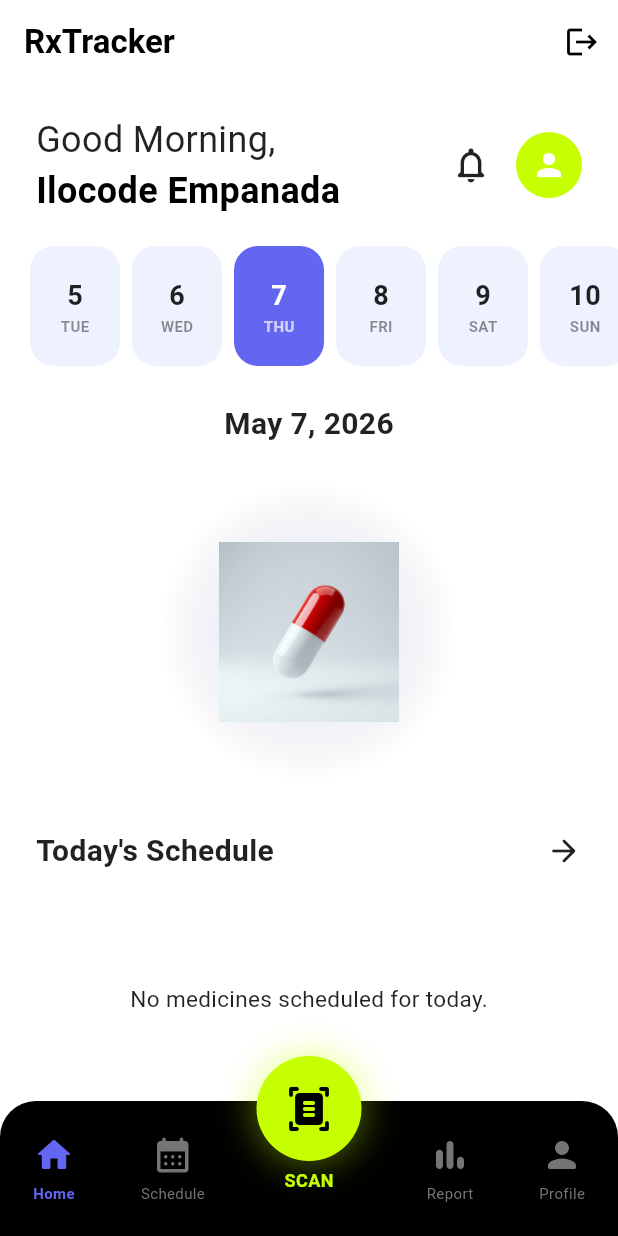
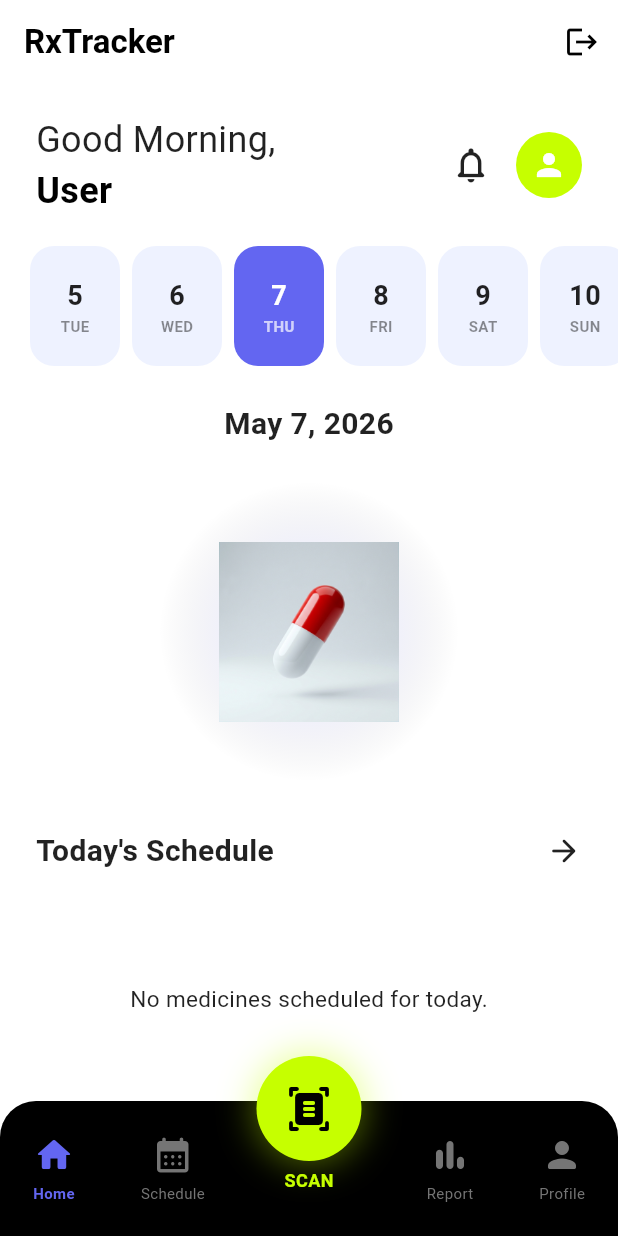
Before and after one commit to 0blk/IlocodeEmpanada_RxTracker, a Flutter app: the screen it shows once a user with an empty profile is signed in, after a tap on the "logout" icon, on a phone screen of 412 x 824 dp. Run offline on Flutter 3.47's test engine with Material 3 defaults, Android fonts, the phone set to English and light mode, and no system bars; our stand-ins replace flutter_local_notifications, image_picker, supabase_flutter, timezone; missing offline and left inert: add_2_calendar; accounts and stored records are empty; network calls fail.

Commit message:
Integrated personalized user profiles, enhanced navigation animations, and fixed layout/dependency issues

```diff
--- a/rxtracker/flutter_app/lib/main.dart
+++ b/rxtracker/flutter_app/lib/main.dart
@@ -13,6 +13,7 @@ import 'screens/history_screen.dart';
 import 'screens/stats_screen.dart';
 import 'screens/medicines_screen.dart';
 import 'screens/schedule_screen.dart';
+import 'screens/profile_screen.dart';
 import 'widgets/starfield_background.dart';
 import 'widgets/phone_frame.dart';
 import 'widgets/hover_scale.dart';
@@ -108,6 +109,7 @@ class RxTrackerApp extends StatelessWidget {
         '/schedule': (_) => const MainShell(initialIndex: 1),
         '/medicene': (_) => const MedicinesScreen(),
         '/report': (_) => const MainShell(initialIndex: 2),
+        '/profile': (_) => const MainShell(initialIndex: 3),
         '/scan': (_) => const ScanScreen(),
         '/add-medicine': (_) => const AddMedicineScreen(),
       },
@@ -125,21 +127,43 @@ class MainShell extends StatefulWidget {
 
 class _MainShellState extends State<MainShell> {
   late int _currentIndex;
+  late PageController _pageController;
 
   final List<Widget> _screens = const [
     HomeScreen(),
     ScheduleScreen(),
     StatsScreen(),
-    Center(child: Text('Profile')), // Placeholder for Profile
+    ProfileScreen(),
   ];
 
   @override
   void initState() {
     super.initState();
     _currentIndex = widget.initialIndex;
+    _pageController = PageController(initialPage: _currentIndex);
     WidgetsBinding.instance.addPostFrameCallback((_) {
       context.read<MedicineProvider>().refresh();
     });
+  }
+
+  @override
+  void dispose() {
+    _pageController.dispose();
+    super.dispose();
+  }
+
+  void _onPageChanged(int index) {
+    setState(() {
+      _currentIndex = index;
+    });
+  }
+
+  void _onNavTap(int index) {
+    _pageController.animateToPage(
+      index,
+      duration: const Duration(milliseconds: 400),
+      curve: Curves.easeInOutCubic,
+    );
   }
 
   @override
@@ -156,10 +180,15 @@ class _MainShellState extends State<MainShell> {
           ),
         ],
       ),
-      body: IndexedStack(index: _currentIndex, children: _screens),
+      body: PageView(
+        controller: _pageController,
+        onPageChanged: _onPageChanged,
+        physics: const NeverScrollableScrollPhysics(), // Only navigate via bottom bar for index-proportional slides
+        children: _screens,
+      ),
       bottomNavigationBar: RxBottomNavBar(
         currentIndex: _currentIndex,
-        onTap: (index) => setState(() => _currentIndex = index),
+        onTap: _onNavTap,
       ),
     );
   }
--- a/rxtracker/flutter_app/lib/screens/auth_screen.dart
+++ b/rxtracker/flutter_app/lib/screens/auth_screen.dart
@@ -1,5 +1,6 @@
 import 'package:flutter/material.dart';
 import 'package:supabase_flutter/supabase_flutter.dart';
+import '../services/api_service.dart';
 
 class AuthScreen extends StatefulWidget {
   const AuthScreen({super.key});
@@ -11,6 +12,11 @@ class AuthScreen extends StatefulWidget {
 class _AuthScreenState extends State<AuthScreen> {
   final _emailController = TextEditingController();
   final _passwordController = TextEditingController();
+  final _nameController = TextEditingController();
+  final _ageController = TextEditingController();
+  final _sexController = TextEditingController();
+  final _bloodTypeController = TextEditingController();
+
   bool _isLoading = false;
   bool _isSignUp = false;
 
@@ -18,14 +24,27 @@ class _AuthScreenState extends State<AuthScreen> {
     setState(() => _isLoading = true);
     try {
       if (_isSignUp) {
-        await Supabase.instance.client.auth.signUp(
+        final res = await Supabase.instance.client.auth.signUp(
           email: _emailController.text.trim(),
           password: _passwordController.text.trim(),
         );
+
+        if (res.user != null) {
+          // Update profile in backend
+          final api = ApiService(); // Use temporary instance or provider
+          await api.updateProfile({
+            'full_name': _nameController.text.trim(),
+            'age': int.tryParse(_ageController.text.trim()),
+            'sex': _sexController.text.trim(),
+            'blood_type': _bloodTypeController.text.trim(),
+          });
+        }
+
         if (mounted) {
           ScaffoldMessenger.of(context).showSnackBar(
-            const SnackBar(content: Text('Check your email for confirmation!')),
+            const SnackBar(content: Text('Account created! Sign in to continue.')),
           );
+          setState(() => _isSignUp = false);
         }
       } else {
         await Supabase.instance.client.auth.signInWithPassword(
@@ -59,12 +78,12 @@ class _AuthScreenState extends State<AuthScreen> {
           ),
         ),
         child: SafeArea(
-          child: Padding(
+          child: SingleChildScrollView(
             padding: const EdgeInsets.all(24.0),
             child: Column(
               crossAxisAlignment: CrossAxisAlignment.stretch,
               children: [
-                const Spacer(),
+                const SizedBox(height: 40),
                 Icon(
                   Icons.medication,
                   size: 80,
@@ -87,6 +106,49 @@ class _AuthScreenState extends State<AuthScreen> {
                       ),
                 ),
                 const SizedBox(height: 48),
+                if (_isSignUp) ...[
+                  TextField(
+                    controller: _nameController,
+                    decoration: const InputDecoration(
+                      labelText: 'Full Name',
+                      prefixIcon: Icon(Icons.person_outline),
+                    ),
+                  ),
+                  const SizedBox(height: 16),
+                  Row(
+                    children: [
+                      Expanded(
+                        child: TextField(
+                          controller: _ageController,
+                          decoration: const InputDecoration(
+                            labelText: 'Age',
+                            prefixIcon: Icon(Icons.cake_outlined),
+                          ),
+                          keyboardType: TextInputType.number,
+                        ),
+                      ),
+                      const SizedBox(width: 16),
+                      Expanded(
+                        child: TextField(
+                          controller: _sexController,
+                          decoration: const InputDecoration(
+                            labelText: 'Sex',
+                            prefixIcon: Icon(Icons.wc),
+                          ),
+                        ),
+                      ),
+                    ],
+                  ),
+                  const SizedBox(height: 16),
+                  TextField(
+                    controller: _bloodTypeController,
+                    decoration: const InputDecoration(
+                      labelText: 'Blood Type',
+                      prefixIcon: Icon(Icons.bloodtype_outlined),
+                    ),
+                  ),
+                  const SizedBox(height: 16),
+                ],
                 TextField(
                   controller: _emailController,
                   decoration: const InputDecoration(
@@ -104,7 +166,6 @@ class _AuthScreenState extends State<AuthScreen> {
                   ),
                   obscureText: true,
                 ),
-                const SizedBox(height: 24),
                 ElevatedButton(
                   onPressed: _isLoading ? null : _authenticate,
                   child: _isLoading
@@ -122,7 +183,7 @@ class _AuthScreenState extends State<AuthScreen> {
                       ? 'Already have an account? Sign In'
                       : 'Don\'t have an account? Create one'),
                 ),
-                const Spacer(),
+                const SizedBox(height: 48),
               ],
             ),
           ),
--- a/rxtracker/flutter_app/lib/screens/home_screen.dart
+++ b/rxtracker/flutter_app/lib/screens/home_screen.dart
@@ -52,9 +52,9 @@ class _HomeScreenState extends State<HomeScreen> {
                               color: Colors.black87,
                             ),
                           ),
-                          const Text(
-                            'Ilocode Empanada',
-                            style: TextStyle(
+                          Text(
+                            provider.profile?['full_name']?.split(' ')[0] ?? 'User',
+                            style: const TextStyle(
                               fontSize: 24,
                               fontWeight: FontWeight.bold,
                               color: Colors.black,
--- a/rxtracker/flutter_app/lib/screens/medicines_screen.dart
+++ b/rxtracker/flutter_app/lib/screens/medicines_screen.dart
@@ -49,9 +49,9 @@ class _MedicinesScreenState extends State<MedicinesScreen> {
                               color: Colors.black87,
                             ),
                           ),
-                          const Text(
-                            'Ilocode Empanada',
-                            style: TextStyle(
+                          Text(
+                            provider.profile?['full_name']?.split(' ')[0] ?? 'User',
+                            style: const TextStyle(
                               fontSize: 24,
                               fontWeight: FontWeight.bold,
                               color: Colors.black,
--- /dev/null
+++ b/rxtracker/flutter_app/lib/screens/profile_screen.dart
@@ -0,0 +1,249 @@
+import 'package:flutter/material.dart';
+import 'package:supabase_flutter/supabase_flutter.dart';
+import 'package:provider/provider.dart';
+import '../services/medicine_provider.dart';
+import '../widgets/hover_scale.dart';
+
+class ProfileScreen extends StatefulWidget {
+  const ProfileScreen({super.key});
+
+  @override
+  State<ProfileScreen> createState() => _ProfileScreenState();
+}
+
+class _ProfileScreenState extends State<ProfileScreen> {
+  bool _isEditing = false;
+  late TextEditingController _nameController;
+  late TextEditingController _ageController;
+  late TextEditingController _sexController;
+  late TextEditingController _bloodTypeController;
+
+  @override
+  void initState() {
+    super.initState();
+    final profile = context.read<MedicineProvider>().profile;
+    _nameController = TextEditingController(text: profile?['full_name']);
+    _ageController = TextEditingController(text: profile?['age']?.toString());
+    _sexController = TextEditingController(text: profile?['sex']);
+    _bloodTypeController = TextEditingController(text: profile?['blood_type']);
+  }
+
+  @override
+  void dispose() {
+    _nameController.dispose();
+    _ageController.dispose();
+    _sexController.dispose();
+    _bloodTypeController.dispose();
+    super.dispose();
+  }
+
+  Future<void> _saveProfile() async {
+    final success = await context.read<MedicineProvider>().updateProfile({
+      'full_name': _nameController.text.trim(),
+      'age': int.tryParse(_ageController.text.trim()),
+      'sex': _sexController.text.trim(),
+      'blood_type': _bloodTypeController.text.trim(),
+    });
+
+    if (success && mounted) {
+      setState(() => _isEditing = false);
+      ScaffoldMessenger.of(context).showSnackBar(
+        const SnackBar(content: Text('Profile updated successfully!')),
+      );
+    }
+  }
+
+  @override
+  Widget build(BuildContext context) {
+    final provider = context.watch<MedicineProvider>();
+    final profile = provider.profile;
+    final user = Supabase.instance.client.auth.currentUser;
+    final email = user?.email ?? 'User Email';
+
+    return Scaffold(
+      backgroundColor: Colors.white,
+      appBar: _isEditing ? AppBar(
+        title: const Text('Edit Profile'),
+        actions: [
+          IconButton(icon: const Icon(Icons.check), onPressed: _saveProfile),
+        ],
+      ) : null,
+      body: SingleChildScrollView(
+        child: Column(
+          children: [
+            const SizedBox(height: 40),
+            // Avatar & Name
+            Center(
+              child: Stack(
+                alignment: Alignment.bottomRight,
+                children: [
+                  CircleAvatar(
+                    radius: 60,
+                    backgroundColor: const Color(0xFF6366F1).withOpacity(0.1),
+                    child: const Icon(Icons.person, size: 80, color: Color(0xFF6366F1)),
+                  ),
+                  if (!_isEditing)
+                  GestureDetector(
+                    onTap: () => setState(() => _isEditing = true),
+                    child: Container(
+                      padding: const EdgeInsets.all(8),
+                      decoration: const BoxDecoration(
+                        color: Color(0xFFC6FF00),
+                        shape: BoxShape.circle,
+                      ),
+                      child: const Icon(Icons.edit, size: 20, color: Colors.black),
+                    ),
+                  ),
+                ],
+              ),
+            ),
+            const SizedBox(height: 16),
+            if (_isEditing)
+              Padding(
+                padding: const EdgeInsets.symmetric(horizontal: 24),
+                child: Column(
+                  children: [
+                    TextField(controller: _nameController, decoration: const InputDecoration(labelText: 'Full Name')),
+                    Row(
+                      children: [
+                        Expanded(child: TextField(controller: _ageController, decoration: const InputDecoration(labelText: 'Age'), keyboardType: TextInputType.number)),
+                        const SizedBox(width: 16),
+                        Expanded(child: TextField(controller: _sexController, decoration: const InputDecoration(labelText: 'Sex'))),
+                      ],
+                    ),
+                    TextField(controller: _bloodTypeController, decoration: const InputDecoration(labelText: 'Blood Type')),
+                    const SizedBox(height: 24),
+                    ElevatedButton(onPressed: _saveProfile, child: const Text('Save Changes')),
+                    TextButton(onPressed: () => setState(() => _isEditing = false), child: const Text('Cancel')),
+                  ],
+                ),
+              )
+            else ...[
+              Text(
+                profile?['full_name']?.toUpperCase() ?? email.split('@')[0].toUpperCase(),
+                style: const TextStyle(fontSize: 24, fontWeight: FontWeight.bold),
+              ),
+              Text(email, style: TextStyle(color: Colors.grey[600], fontSize: 16)),
+              const SizedBox(height: 24),
+              Row(
+                mainAxisAlignment: MainAxisAlignment.spaceEvenly,
+                children: [
+                  _InfoChip(label: 'Age', value: profile?['age']?.toString() ?? '--'),
+                  _InfoChip(label: 'Sex', value: profile?['sex'] ?? '--'),
+                  _InfoChip(label: 'Blood', value: profile?['blood_type'] ?? '--'),
+                ],
+              ),
+            ],
+            const SizedBox(height: 40),
+
+            // Info Section
+            _ProfileItem(
+              icon: Icons.notifications_none,
+              title: 'Notifications',
+              subtitle: 'Adjust medication alerts',
+              onTap: () {},
+            ),
+            _ProfileItem(
+              icon: Icons.security_outlined,
+              title: 'Security',
+              subtitle: 'Privacy and account safety',
+              onTap: () {},
+            ),
+            _ProfileItem(
+              icon: Icons.help_outline,
+              title: 'Help & Support',
+              subtitle: 'FAQs and contact us',
+              onTap: () {},
+            ),
+
+            const SizedBox(height: 40),
+            Padding(
+              padding: const EdgeInsets.symmetric(horizontal: 24),
+              child: SizedBox(
+                width: double.infinity,
+                child: OutlinedButton.icon(
+                  onPressed: () async {
+                    await Supabase.instance.client.auth.signOut();
+                  },
+                  icon: const Icon(Icons.logout, color: Colors.red),
+                  label: const Text('Sign Out', style: TextStyle(color: Colors.red)),
+                  style: OutlinedButton.styleFrom(
+                    padding: const EdgeInsets.symmetric(vertical: 16),
+                    side: const BorderSide(color: Colors.red),
+                    shape: RoundedRectangleBorder(borderRadius: BorderRadius.circular(12)),
+                  ),
+                ),
+              ),
+            ),
+            const SizedBox(height: 100),
+          ],
+        ),
+      ),
+    );
+  }
+}
+
+class _InfoChip extends StatelessWidget {
+  final String label;
+  final String value;
+
+  const _InfoChip({required this.label, required this.value});
+
+  @override
+  Widget build(BuildContext context) {
+    return Column(
+      children: [
+        Text(
+          label,
+          style: TextStyle(color: Colors.grey[500], fontSize: 12, fontWeight: FontWeight.bold),
+        ),
+        const SizedBox(height: 4),
+        Container(
+          padding: const EdgeInsets.symmetric(horizontal: 16, vertical: 8),
+          decoration: BoxDecoration(
+            color: const Color(0xFFEEF2FF),
+            borderRadius: BorderRadius.circular(12),
+          ),
+          child: Text(
+            value,
+            style: const TextStyle(fontWeight: FontWeight.bold, color: Color(0xFF6366F1)),
+          ),
+        ),
+      ],
+    );
+  }
+}
+
+class _ProfileItem extends StatelessWidget {
+  final IconData icon;
+  final String title;
+  final String subtitle;
+  final VoidCallback onTap;
+
+  const _ProfileItem({
+    required this.icon,
+    required this.title,
+    required this.subtitle,
+    required this.onTap,
+  });
+
+  @override
+  Widget build(BuildContext context) {
+    return HoverScale(
+      child: ListTile(
+        onTap: onTap,
+        leading: Container(
+          padding: const EdgeInsets.all(8),
+          decoration: BoxDecoration(
+            color: const Color(0xFF6366F1).withOpacity(0.05),
+            borderRadius: BorderRadius.circular(8),
+          ),
+          child: Icon(icon, color: const Color(0xFF6366F1)),
+        ),
+        title: Text(title, style: const TextStyle(fontWeight: FontWeight.bold)),
+        subtitle: Text(subtitle, style: const TextStyle(fontSize: 12)),
+        trailing: const Icon(Icons.chevron_right, size: 20),
+      ),
+    );
+  }
+}
--- a/rxtracker/flutter_app/lib/screens/stats_screen.dart
+++ b/rxtracker/flutter_app/lib/screens/stats_screen.dart
@@ -46,9 +46,9 @@ class StatsScreen extends StatelessWidget {
                               color: Colors.black87,
                             ),
                           ),
-                          const Text(
-                            'Ilocode Empanada',
-                            style: TextStyle(
+                          Text(
+                            provider.profile?['full_name']?.split(' ')[0] ?? 'User',
+                            style: const TextStyle(
                               fontSize: 24,
                               fontWeight: FontWeight.bold,
                               color: Colors.black,
@@ -98,21 +98,21 @@ class StatsScreen extends StatelessWidget {
                     title: 'Current Maintenance Medication',
                     items: activeMedicines.map((m) => _ReportItem(
                       name: m.name,
-                      subtitle: '${m.dosage} Instructions',
-                      status: 'Status: Active',
+                      subtitle: '${m.dosage} - ${m.frequency.replaceAll('_', ' ').split(' ').map((w) => w[0].toUpperCase() + w.substring(1)).join(' ')}',
+                      status: 'Active',
                       category: m.category,
                     )).toList(),
                   ),
 
                   const SizedBox(height: 24),
 
-                  // Recent Prescription Section
+                  // Previous Prescriptions Section
                   _ReportSection(
-                    title: 'Recent Prescription',
-                    items: recentMedicines.map((m) => _ReportItem(
+                    title: 'Previous Prescriptions',
+                    items: provider.medicines.where((m) => !m.isActive).take(5).map((m) => _ReportItem(
                       name: m.name,
-                      subtitle: '${m.dosage} Instructions',
-                      status: 'Date', // Or actual date
+                      subtitle: '${m.dosage} - ${m.startDate}',
+                      status: 'Completed',
                       category: m.category,
                     )).toList(),
                   ),
--- a/rxtracker/flutter_app/lib/services/api_service.dart
+++ b/rxtracker/flutter_app/lib/services/api_service.dart
@@ -147,6 +147,27 @@ class ApiService {
     return List<Map<String, dynamic>>.from(json.decode(response.body));
   }
 
+  // ─── Profile ─────────────────────────────────────────────────────────────────
+
+  Future<Map<String, dynamic>> getProfile() async {
+    final response = await _client.get(
+      Uri.parse('$baseUrl/api/profile'),
+      headers: _headers,
+    );
+    _checkStatus(response);
+    return json.decode(response.body);
+  }
+
+  Future<Map<String, dynamic>> updateProfile(Map<String, dynamic> data) async {
+    final response = await _client.patch(
+      Uri.parse('$baseUrl/api/profile'),
+      headers: _headers,
+      body: json.encode(data),
+    );
+    _checkStatus(response);
+    return json.decode(response.body);
+  }
+
   void _checkStatus(http.Response response) {
     if (response.statusCode >= 400) {
       throw ApiException(
--- a/rxtracker/flutter_app/lib/services/medicine_provider.dart
+++ b/rxtracker/flutter_app/lib/services/medicine_provider.dart
@@ -10,6 +10,7 @@ class MedicineProvider extends ChangeNotifier {
   List<Medicine> medicines = [];
   List<TodayDose> todayDoses = [];
   List<Map<String, dynamic>> stats = [];
+  Map<String, dynamic>? profile;
 
   bool loading = false;
   String? error;
@@ -26,10 +27,12 @@ class MedicineProvider extends ChangeNotifier {
         _api.getMedicines(),
         _api.getTodayDoses(),
         _api.getStats(),
+        _api.getProfile(),
       ]);
       medicines = results[0] as List<Medicine>;
       todayDoses = results[1] as List<TodayDose>;
       stats = results[2] as List<Map<String, dynamic>>;
+      profile = results[3] as Map<String, dynamic>;
 
       // Reschedule all notifications
       await _rescheduleNotifications();
@@ -146,6 +149,18 @@ class MedicineProvider extends ChangeNotifier {
     }
   }
 
+  Future<bool> updateProfile(Map<String, dynamic> data) async {
+    try {
+      profile = await _api.updateProfile(data);
+      notifyListeners();
+      return true;
+    } catch (e) {
+      error = e.toString();
+      notifyListeners();
+      return false;
+    }
+  }
+
   // ─── Notifications ───────────────────────────────────────────────────────────
 
   Future<void> _rescheduleNotifications() async {
```
Also changed, not shown: rxtracker/flutter_app/lib/screens/scan_screen.dart (+45 -7 lines), 3 other files.
